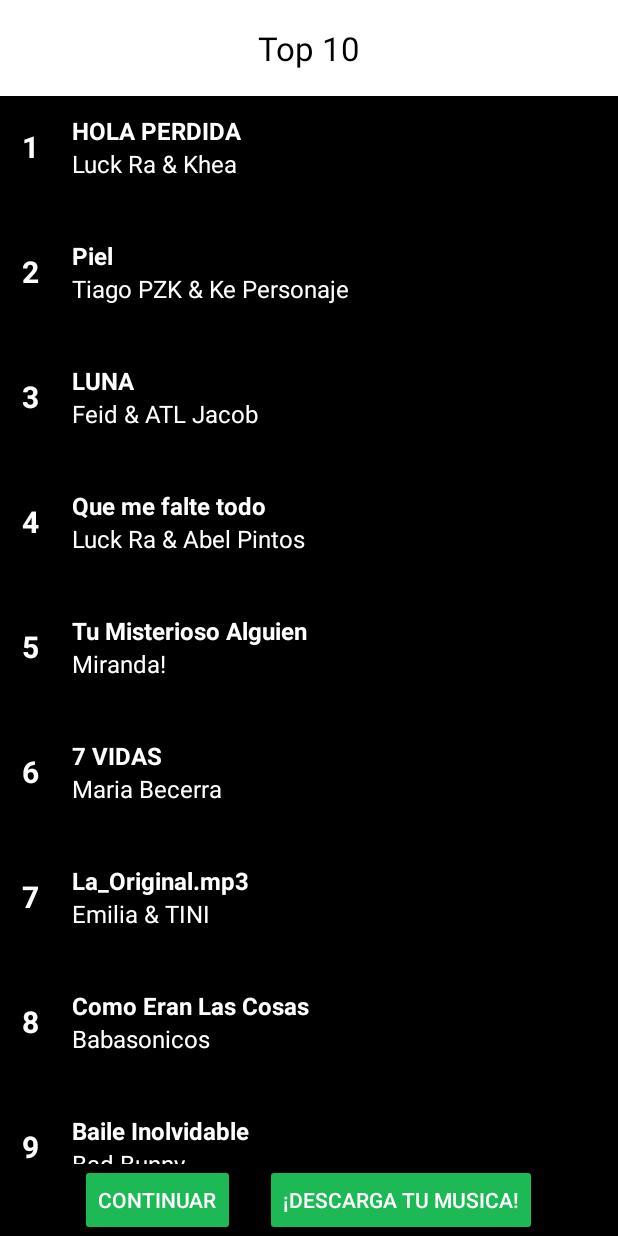
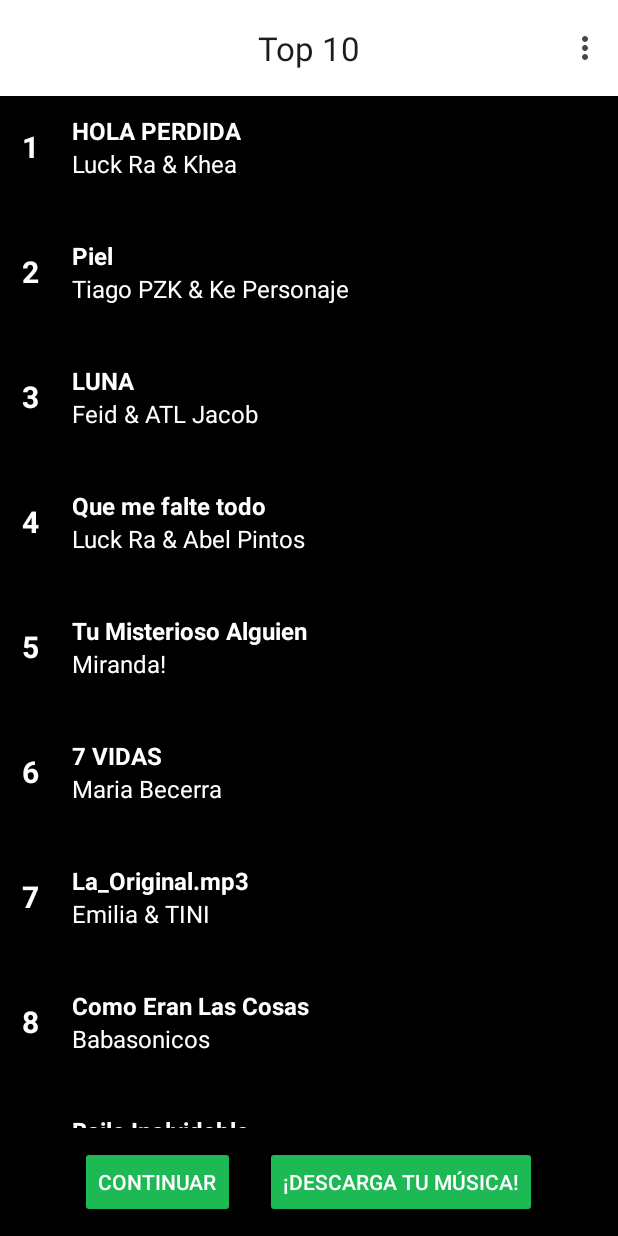
Before and after one commit to Martinalamas/Grupo-W---Seminario-de-Lenguajes, an Android app: the Top10Activity screen opened directly, with no data from a screen before it, on a phone screen of 412 x 824 dp. Run offline under Robolectric (Android 15) with nearby library versions, the phone set to English and light mode, and no system bars; our stand-ins replace Room's generated code.

Commit message:
GrupoW- MerchedAbril-top10 (#11)
* Creación de la branch Top10

* Primer diseño del botón

* Recycle View

* Toolbar Top10

* Toolbar y Recycle View

* Finalizado el Adapter y el RecyclerView para la pantalla con la lista de canciones

* XML del DetalleCancion y lista con más datos

* Prueba del detalle canción

* Actualizacion de adapter y detalleCancion funcionando!!!

* Agregado el menù al Top10

* Menú con opciones

* Creación del menú en toolbar. Uso de iconos nativos

---------

Co-authored-by: Abril Danahe Merched <danahemerched@gmail.com>

```diff
--- a/app/src/main/java/com/example/myapplication/CancionAdapter.kt
+++ b/app/src/main/java/com/example/myapplication/CancionAdapter.kt
@@ -5,12 +5,8 @@ import android.content.Intent
 import android.view.LayoutInflater
 import android.view.View
 import android.view.ViewGroup
-import android.widget.LinearLayout
 import android.widget.TextView
 import androidx.recyclerview.widget.RecyclerView
-import com.example.myapplication.Cancion
-import com.example.myapplication.Detalle_CancionActivity
-import org.w3c.dom.Text
 
 class CancionAdapter(
     private val canciones: MutableList<Cancion>,
@@ -38,7 +34,7 @@ class CancionAdapter(
         holder.txtTop.text = item.top.toString()
 
         holder.itemView.setOnClickListener {
-            val i = Intent(holder.itemView.context, Detalle_CancionActivity::class.java)
+            val i = Intent(holder.itemView.context, DetalleCancionActivity::class.java)
             val ctx = holder.itemView.context
             i.putExtra("titulo",item.titulo)
             i.putExtra("artista",item.artista)
--- a/app/src/main/java/com/example/myapplication/Top10Activity.kt
+++ b/app/src/main/java/com/example/myapplication/Top10Activity.kt
@@ -2,11 +2,12 @@ package com.example.myapplication
 
 import android.content.Intent
 import android.os.Bundle
-import android.widget.Button
+import android.view.Menu
+import android.view.MenuItem
+import androidx.activity.enableEdgeToEdge
+import androidx.appcompat.app.AppCompatActivity
 import androidx.appcompat.widget.AppCompatButton
 import androidx.appcompat.widget.Toolbar
-import androidx.activity.enableEdgeToEdge
-import androidx.appcompat.app.AppCompatActivity
 import androidx.core.view.ViewCompat
 import androidx.core.view.WindowInsetsCompat
 import androidx.recyclerview.widget.LinearLayoutManager
@@ -17,26 +18,28 @@ class Top10Activity : AppCompatActivity() {
     lateinit var toolbar: Toolbar
     lateinit var rvTop10Activity: RecyclerView
     lateinit var cancionesAdapter: CancionAdapter
-    lateinit var botonContinuar : Button
-    lateinit var botonDescarga : Button
+    lateinit var botonContinuar: AppCompatButton
+    lateinit var botonDescarga: AppCompatButton
 
     override fun onCreate(savedInstanceState: Bundle?) {
         super.onCreate(savedInstanceState)
         enableEdgeToEdge()
         setContentView(R.layout.activity_top10)
+
         ViewCompat.setOnApplyWindowInsetsListener(findViewById(R.id.rvTop10)) { v, insets ->
             val systemBars = insets.getInsets(WindowInsetsCompat.Type.systemBars())
             v.setPadding(systemBars.left, systemBars.top, systemBars.right, systemBars.bottom)
             insets
         }
 
-        botonContinuar = findViewById<AppCompatButton>(R.id.botonContinuar)
-        botonDescarga = findViewById<AppCompatButton>(R.id.botonDescarga)
+        botonContinuar = findViewById(R.id.botonContinuar)
+        botonDescarga = findViewById(R.id.botonDescarga)
+
         botonContinuar.setOnClickListener {
             val intent = Intent(this, GraciasActivity::class.java)
             startActivity(intent)
         }
-        //agregue este boton asi lo lleva a la parte de "descarga"
+
         botonDescarga.setOnClickListener {
             val intent = Intent(this, DescargaYEscuchaActivity::class.java)
             startActivity(intent)
@@ -47,26 +50,41 @@ class Top10Activity : AppCompatActivity() {
         supportActionBar?.title = "Top 10"
 
         rvTop10Activity = findViewById(R.id.rvTop10)
-        val lm = LinearLayoutManager(this)
-        rvTop10Activity.layoutManager = lm
-
+        rvTop10Activity.layoutManager = LinearLayoutManager(this)
 
         cancionesAdapter = CancionAdapter(getCanciones(), this)
         rvTop10Activity.adapter = cancionesAdapter
     }
+
+    override fun onCreateOptionsMenu(menu: Menu?): Boolean {
+        menuInflater.inflate(R.menu.menu, menu)
+        return super.onCreateOptionsMenu(menu)
+    }
+
+    override fun onOptionsItemSelected(item: MenuItem): Boolean {
+        when (item.itemId) {
+            R.id.item_playlist -> {
+                startActivity(Intent(this, AgregarCancion::class.java))
+            }
+            R.id.item_logout -> {
+                startActivity(Intent(this, InicioSesion_Activity::class.java))
+            }
+        }
+        return super.onOptionsItemSelected(item)
+    }
+
+    private fun getCanciones(): MutableList<Cancion> {
+        return mutableListOf(
+            Cancion(titulo = "HOLA PERDIDA", top = 1, artista = "Luck Ra & Khea", duracion = "3:12"),
+            Cancion(titulo = "Piel", top = 2, artista = "Tiago PZK & Ke Personaje", duracion = "2:58"),
+            Cancion(titulo = "LUNA", top = 3, artista = "Feid & ATL Jacob", duracion = "3:45"),
+            Cancion(titulo = "Que me falte todo", top = 4, artista = "Luck Ra & Abel Pintos", duracion = "3:20"),
+            Cancion(titulo = "Tu Misterioso Alguien", top = 5, artista = "Miranda!", duracion = "4:04"),
+            Cancion(titulo = "7 VIDAS", top = 6, artista = "Maria Becerra", duracion = "2:24"),
+            Cancion(titulo = "La_Original.mp3", top = 7, artista = "Emilia & TINI", duracion = "2:20"),
+            Cancion(titulo = "Como Eran Las Cosas", top = 8, artista = "Babasonicos", duracion = "4:00"),
+            Cancion(titulo = "Baile Inolvidable", top = 9, artista = "Bad Bunny", duracion = "6:07"),
+            Cancion(titulo = "Amor de Vago", top = 10, artista = "La T y La M, Malandro", duracion = "3:08")
+        )
+    }
 }
-
-private fun getCanciones(): MutableList<Cancion>{
-    var canciones: MutableList<Cancion> = ArrayList()
-    canciones.add(Cancion(titulo = "HOLA PERDIDA",1, artista = "Luck Ra & Khea", duracion = "3:12"))
-    canciones.add(Cancion(titulo = "Piel",2, artista = "Tiago PZK & Ke Personaje", duracion = "2:58"))
-    canciones.add(Cancion(titulo = "LUNA",3, artista = "Feid & ATL Jacob", duracion = "3:45"))
-    canciones.add(Cancion(titulo = "Que me falte todo",4, artista = "Luck Ra & Abel Pintos", duracion = "3:20"))
-    canciones.add(Cancion(titulo = "Tu Misterioso Alguien",5, artista = "Miranda!", duracion = "4:04"))
-    canciones.add(Cancion(titulo = "7 VIDAS",6, artista = "Maria Becerra", duracion = "2:24"))
-    canciones.add(Cancion(titulo = "La_Original.mp3",7, artista = "Emilia & TINI", duracion = "2:20"))
-    canciones.add(Cancion(titulo = "Como Eran Las Cosas",8, artista = "Babasonicos", duracion = "4:00"))
-    canciones.add(Cancion(titulo = "Baile Inolvidable",9, artista = "Bad Bunny", duracion = "6:07"))
-    canciones.add(Cancion(titulo = "Amor de Vago",10, artista = "La T y La M, Malandro", duracion = "3:08'"))
-    return canciones
-}
--- /dev/null
+++ b/app/src/main/res/drawable/linea_derecha.xml
@@ -0,0 +1,5 @@
+<vector xmlns:android="http://schemas.android.com/apk/res/android" android:autoMirrored="true" android:height="24dp" android:tint="#FFFFFF" android:viewportHeight="24" android:viewportWidth="24" android:width="24dp">
+
+    <path android:fillColor="@android:color/white" android:pathData="M8.59,16.59L13.17,12 8.59,7.41 10,6l6,6 -6,6 -1.41,-1.41z"/>
+
+</vector>
--- /dev/null
+++ b/app/src/main/res/drawable/linea_izquierda.xml
@@ -0,0 +1,5 @@
+<vector xmlns:android="http://schemas.android.com/apk/res/android" android:autoMirrored="true" android:height="24dp" android:tint="#FFFFFF" android:viewportHeight="24" android:viewportWidth="24" android:width="24dp">
+
+    <path android:fillColor="@android:color/white" android:pathData="M15.41,16.59L10.83,12l4.58,-4.59L14,6l-6,6 6,6 1.41,-1.41z"/>
+
+</vector>
--- a/app/src/main/res/layout/activity_top10.xml
+++ b/app/src/main/res/layout/activity_top10.xml
@@ -2,7 +2,6 @@
 <LinearLayout xmlns:android="http://schemas.android.com/apk/res/android"
     xmlns:app="http://schemas.android.com/apk/res-auto"
     xmlns:tools="http://schemas.android.com/tools"
-    android:id="@+id/contenedorCancion"
     android:layout_width="match_parent"
     android:layout_height="match_parent"
     android:background="@color/black"
@@ -15,16 +14,15 @@
         android:layout_height="wrap_content"
         android:background="@color/white"
         app:title="Top 10"
-        app:titleCentered="true"
-        app:titleTextColor="@color/black" />
+        app:titleCentered="true"/>
 
     <androidx.recyclerview.widget.RecyclerView
-        android:paddingTop="12dp"
         android:id="@+id/rvTop10"
         android:layout_width="match_parent"
-        android:layout_height="476dp"
+        android:layout_height="0dp"
         android:layout_weight="1"
         android:background="@color/black"
+        android:paddingTop="12dp"
         tools:itemCount="10"
         tools:listitem="@layout/item_cancion" />
 
@@ -32,7 +30,9 @@
         android:layout_width="match_parent"
         android:layout_height="wrap_content"
         android:orientation="horizontal"
-        android:gravity="center_horizontal">
+        android:gravity="center_horizontal"
+        android:layout_marginTop="12dp"
+        android:layout_marginBottom="12dp">
 
         <androidx.appcompat.widget.AppCompatButton
             android:id="@+id/botonContinuar"
@@ -48,7 +48,7 @@
             android:layout_width="wrap_content"
             android:layout_height="wrap_content"
             android:backgroundTint="#1DB954"
-            android:text="¡Descarga tu musica!"
+            android:text="¡Descarga tu música!"
             android:textColor="@color/white"
             android:layout_marginStart="10dp" />
 
--- /dev/null
+++ b/app/src/main/res/menu/menu.xml
@@ -0,0 +1,15 @@
+<?xml version="1.0" encoding="utf-8"?>
+<menu xmlns:android="http://schemas.android.com/apk/res/android"
+    xmlns:app="http://schemas.android.com/apk/res-auto">
+
+    <item
+        android:id="@+id/item_playlist"
+        android:title="Mi playlist"
+        app:showAsAction="never"/>
+
+    <item
+        android:id="@+id/item_logout"
+        android:title="Cerrar sesión"
+        app:showAsAction="never"/>
+
+</menu>
```
Also changed, not shown: app/src/main/AndroidManifest.xml (+18 -41 lines), app/src/main/java/com/example/myapplication/DetalleCancionActivity.kt (renamed from app/src/main/java/com/example/myapplication/Detalle_CancionActivity.kt, +13 -1 lines), app/src/main/res/layout/activity_detalle_cancion.xml (+21 -9 lines).
